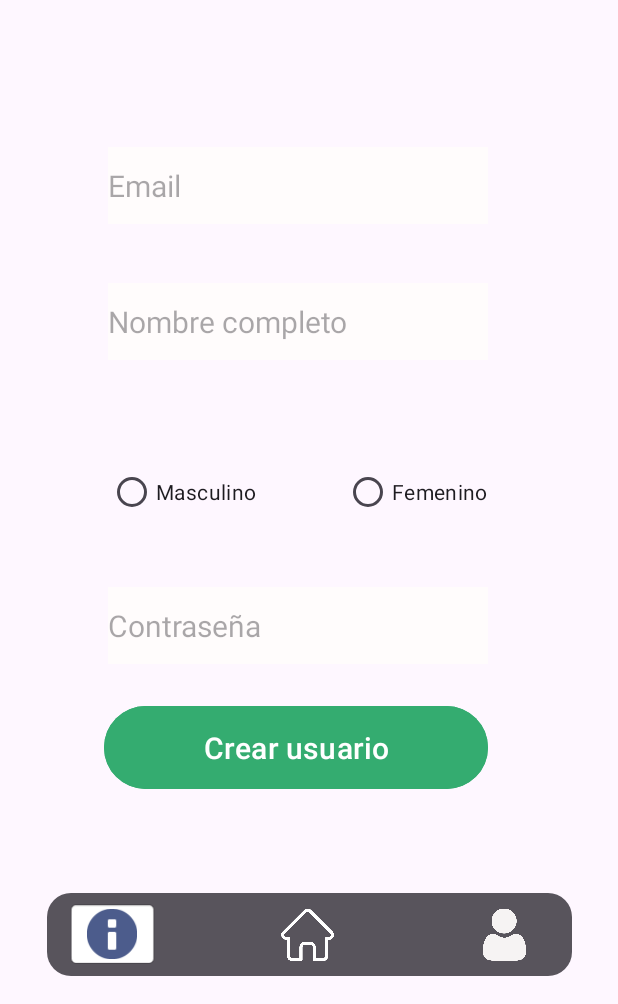
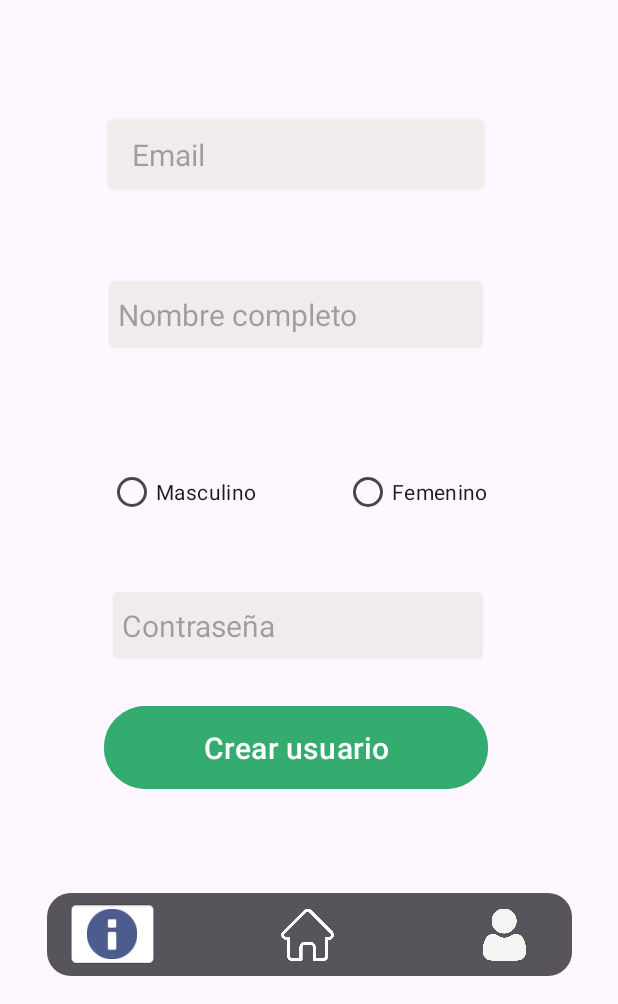
Before and after one commit to JANIER-VSQZ/UbicaTuPunto, an Android app: the CreateUser screen opened directly, with no data from a screen before it, on a phone screen of 412 x 824 dp, the part 232-1236 px from its top. Run offline under Robolectric (Android 15) with nearby library versions, the phone set to English and light mode, and no system bars.

Commit message:
Crear usuario, email y nombre completo

```diff
--- a/app/src/main/res/layout/activity_create_user.xml
+++ b/app/src/main/res/layout/activity_create_user.xml
@@ -6,6 +6,42 @@
     android:layout_width="match_parent"
     android:layout_height="match_parent"
     tools:context=".CreateUser">
+
+    <EditText
+        android:id="@+id/txtCreateUserEmail"
+        android:layout_width="256dp"
+        android:layout_height="51dp"
+        android:background="@android:drawable/editbox_background"
+        android:backgroundTint="#F0ECEC"
+        android:ems="10"
+        android:hint="  Email"
+        android:inputType="textEmailAddress"
+        android:textColorHighlight="#FFFFFF"
+        android:textSize="20sp"
+        app:layout_constraintBottom_toBottomOf="parent"
+        app:layout_constraintEnd_toEndOf="parent"
+        app:layout_constraintHorizontal_bias="0.445"
+        app:layout_constraintStart_toStartOf="parent"
+        app:layout_constraintTop_toTopOf="parent"
+        app:layout_constraintVertical_bias="0.3" />
+
+    <EditText
+        android:id="@+id/txtCreateUserNombre"
+        android:layout_width="256dp"
+        android:layout_height="51dp"
+        android:background="@android:drawable/editbox_background"
+        android:backgroundTint="#F0ECEC"
+        android:ems="10"
+        android:hint="Nombre completo"
+        android:inputType="textEmailAddress"
+        android:textColorHighlight="#FFFFFF"
+        android:textSize="20sp"
+        app:layout_constraintBottom_toBottomOf="parent"
+        app:layout_constraintEnd_toEndOf="parent"
+        app:layout_constraintHorizontal_bias="0.445"
+        app:layout_constraintStart_toStartOf="parent"
+        app:layout_constraintTop_toTopOf="parent"
+        app:layout_constraintVertical_bias="0.438" />
 
     <View
         android:id="@+id/view13"
@@ -133,42 +169,11 @@
         app:layout_constraintVertical_bias="0.06" />
 
     <EditText
-        android:id="@+id/txtCreateUserEmail"
-        android:layout_width="253dp"
-        android:layout_height="51dp"
-        android:background="#FFFCFC"
-        android:ems="10"
-        android:hint="Email"
-        android:inputType="numberPassword"
-        android:textSize="20sp"
-        app:layout_constraintBottom_toBottomOf="parent"
-        app:layout_constraintEnd_toEndOf="parent"
-        app:layout_constraintHorizontal_bias="0.455"
-        app:layout_constraintStart_toStartOf="parent"
-        app:layout_constraintTop_toTopOf="parent"
-        app:layout_constraintVertical_bias="0.327" />
-
-    <EditText
-        android:id="@+id/txtCreateUserNombre"
-        android:layout_width="253dp"
-        android:layout_height="51dp"
-        android:background="#FFFCFC"
-        android:ems="10"
-        android:hint="Nombre completo"
-        android:inputType="numberPassword"
-        android:textSize="20sp"
-        app:layout_constraintBottom_toBottomOf="parent"
-        app:layout_constraintEnd_toEndOf="parent"
-        app:layout_constraintHorizontal_bias="0.455"
-        app:layout_constraintStart_toStartOf="parent"
-        app:layout_constraintTop_toTopOf="parent"
-        app:layout_constraintVertical_bias="0.444" />
-
-    <EditText
         android:id="@+id/txtCreateUserPassword"
         android:layout_width="253dp"
         android:layout_height="51dp"
-        android:background="#FFFCFC"
+        android:background="@android:drawable/editbox_background"
+        android:backgroundTint="#F0ECEC"
         android:ems="10"
         android:hint="Contraseña"
         android:inputType="numberPassword"
```
